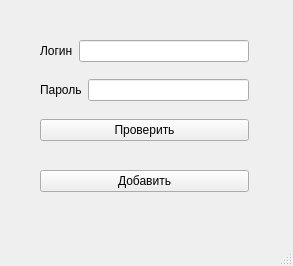
Above: user_identification/useridentification.ui from OrekhovaMariy/cpp-user-identification before the change. Below: the same form after it.
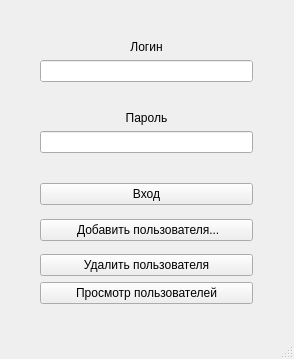
That is the form after the change.

Diff of the .ui file:
```diff
--- a/user_identification/useridentification.ui
+++ b/user_identification/useridentification.ui
@@ -6,12 +6,15 @@
    <rect>
     <x>0</x>
     <y>0</y>
-    <width>293</width>
-    <height>266</height>
+    <width>294</width>
+    <height>359</height>
    </rect>
   </property>
   <property name="windowTitle">
-   <string>UserIdentification</string>
+   <string>Вход в систему</string>
+  </property>
+  <property name="styleSheet">
+   <string notr="true"/>
   </property>
   <widget class="QWidget" name="centralwidget">
    <widget class="QWidget" name="">
@@ -19,28 +22,42 @@
      <rect>
       <x>40</x>
       <y>40</y>
-      <width>209</width>
-      <height>152</height>
+      <width>213</width>
+      <height>264</height>
      </rect>
     </property>
+    <layout class="QVBoxLayout" name="verticalLayout_5">
+     <item>
+      <layout class="QVBoxLayout" name="verticalLayout_4">
+       <item>
     <layout class="QVBoxLayout" name="verticalLayout_3">
      <item>
       <layout class="QVBoxLayout" name="verticalLayout_2">
        <item>
-        <layout class="QVBoxLayout" name="verticalLayout">
-         <item>
-          <layout class="QHBoxLayout" name="horizontalLayout">
-           <item>
             <widget class="QLabel" name="label">
              <property name="text">
               <string>Логин</string>
              </property>
+             <property name="alignment">
+              <set>Qt::AlignCenter</set>
+             </property>
             </widget>
            </item>
            <item>
-            <widget class="QLineEdit" name="login"/>
-           </item>
-          </layout>
+            <widget class="QLineEdit" name="login">
+             <property name="accessibleDescription">
+              <string comment="Поле для ввода логина"/>
+             </property>
+             <property name="autoFillBackground">
+              <bool>true</bool>
+             </property>
+             <property name="styleSheet">
+              <string notr="true"/>
+             </property>
+             <property name="text">
+              <string extracomment="Поле для ввода логина"/>
+             </property>
+            </widget>
          </item>
          <item>
           <spacer name="verticalSpacer">
@@ -50,26 +67,30 @@
            <property name="sizeHint" stdset="0">
             <size>
              <width>20</width>
-             <height>50</height>
+               <height>40</height>
             </size>
            </property>
           </spacer>
          </item>
-         <item>
-          <layout class="QHBoxLayout" name="horizontalLayout_2">
            <item>
             <widget class="QLabel" name="label_2">
              <property name="text">
               <string>Пароль</string>
              </property>
+             <property name="alignment">
+              <set>Qt::AlignCenter</set>
+             </property>
             </widget>
            </item>
            <item>
-            <widget class="QLineEdit" name="password"/>
-           </item>
-          </layout>
-         </item>
-        </layout>
+            <widget class="QLineEdit" name="password">
+             <property name="styleSheet">
+              <string notr="true"/>
+             </property>
+             <property name="text">
+              <string/>
+             </property>
+            </widget>
        </item>
        <item>
         <spacer name="verticalSpacer_2">
@@ -79,7 +100,7 @@
          <property name="sizeHint" stdset="0">
           <size>
            <width>20</width>
-           <height>50</height>
+               <height>40</height>
           </size>
          </property>
         </spacer>
@@ -87,22 +108,11 @@
        <item>
         <widget class="QPushButton" name="pushButton">
          <property name="text">
-          <string>Проверить</string>
+              <string>Вход</string>
          </property>
         </widget>
        </item>
-       <item>
-        <spacer name="verticalSpacer_4">
-         <property name="orientation">
-          <enum>Qt::Vertical</enum>
-         </property>
-         <property name="sizeHint" stdset="0">
-          <size>
-           <width>20</width>
-           <height>50</height>
-          </size>
-         </property>
-        </spacer>
+          </layout>
        </item>
        <item>
         <spacer name="verticalSpacer_3">
@@ -112,17 +122,59 @@
          <property name="sizeHint" stdset="0">
           <size>
            <width>20</width>
-           <height>50</height>
+             <height>40</height>
           </size>
          </property>
         </spacer>
-       </item>
-      </layout>
      </item>
      <item>
       <widget class="QPushButton" name="pushButton_2">
        <property name="text">
-        <string>Добавить</string>
+            <string> Добавить пользователя...</string>
+           </property>
+          </widget>
+         </item>
+         <item>
+          <spacer name="verticalSpacer_4">
+           <property name="orientation">
+            <enum>Qt::Vertical</enum>
+           </property>
+           <property name="sizeHint" stdset="0">
+            <size>
+             <width>20</width>
+             <height>40</height>
+            </size>
+           </property>
+          </spacer>
+         </item>
+        </layout>
+       </item>
+       <item>
+        <widget class="QPushButton" name="pushButton_3">
+         <property name="text">
+          <string>Удалить пользователя</string>
+         </property>
+        </widget>
+       </item>
+       <item>
+        <spacer name="verticalSpacer_5">
+         <property name="orientation">
+          <enum>Qt::Vertical</enum>
+         </property>
+         <property name="sizeHint" stdset="0">
+          <size>
+           <width>20</width>
+           <height>40</height>
+          </size>
+         </property>
+        </spacer>
+       </item>
+      </layout>
+     </item>
+     <item>
+      <widget class="QPushButton" name="pushButton_4">
+       <property name="text">
+        <string>Просмотр пользователей</string>
        </property>
       </widget>
      </item>
```
Left out of the diff: 2 changed lines with no effect on the pictures. Lines whose indentation alone changed are shown as unchanged.
